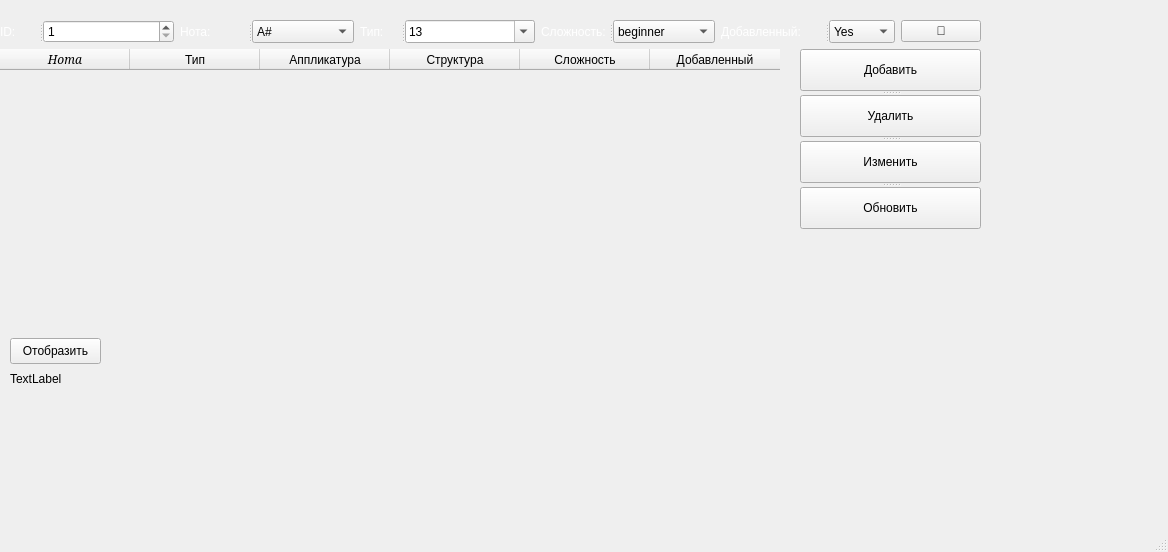
Qt form design/main_desing.ui (GGlebux/chordPRO) before a commit.
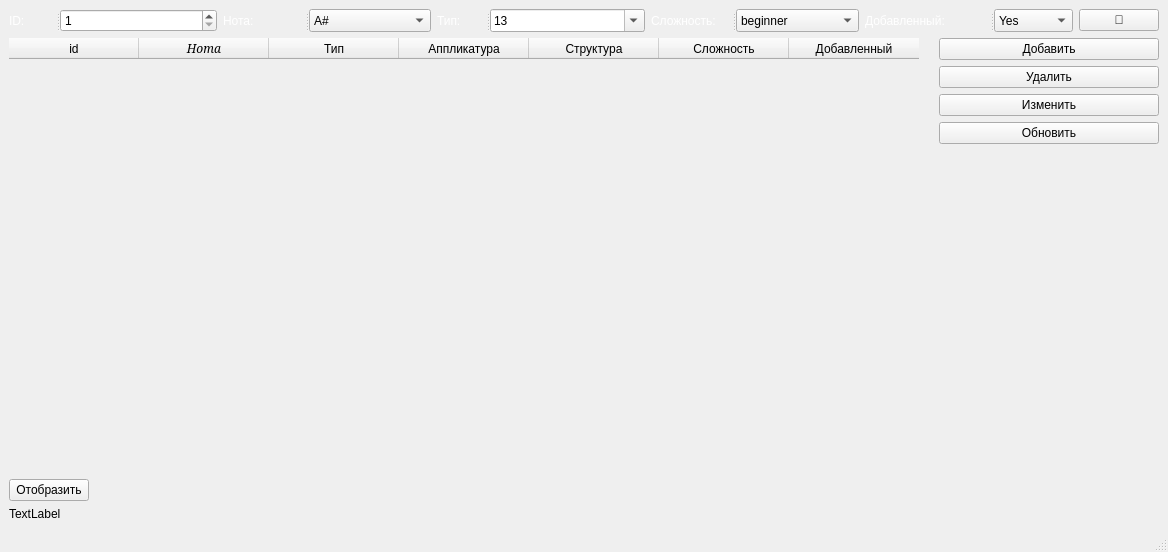
The same form after that commit. Icons and pictures are not drawn.

Diff of the .ui file:
```diff
--- a/design/main_desing.ui
+++ b/design/main_desing.ui
@@ -21,16 +21,7 @@
   }</string>
   </property>
   <widget class="QWidget" name="centralwidget">
-   <widget class="QWidget" name="layoutWidget">
-    <property name="geometry">
-     <rect>
-      <x>0</x>
-      <y>20</y>
-      <width>981</width>
-      <height>309</height>
-     </rect>
-    </property>
-    <layout class="QVBoxLayout" name="verticalLayout">
+   <layout class="QVBoxLayout" name="verticalLayout_2">
      <item>
       <layout class="QHBoxLayout" name="horizontalLayout_2">
        <item>
@@ -550,9 +541,6 @@
      </item>
      <item>
       <layout class="QHBoxLayout" name="horizontalLayout">
-       <property name="bottomMargin">
-        <number>100</number>
-       </property>
        <item>
         <widget class="QTableWidget" name="table">
          <property name="enabled">
@@ -561,9 +549,15 @@
          <property name="sizePolicy">
           <sizepolicy hsizetype="Fixed" vsizetype="Minimum">
            <horstretch>0</horstretch>
-           <verstretch>2</verstretch>
-          </sizepolicy>
-         </property>
+          <verstretch>0</verstretch>
+         </sizepolicy>
+        </property>
+        <property name="minimumSize">
+         <size>
+          <width>0</width>
+          <height>200</height>
+         </size>
+        </property>
          <property name="styleSheet">
           <string notr="true">/* Основные стили QTableWidget */
 QTableWidget {
@@ -666,6 +660,9 @@
          <attribute name="horizontalHeaderStretchLastSection">
           <bool>false</bool>
          </attribute>
+        <attribute name="verticalHeaderVisible">
+         <bool>false</bool>
+        </attribute>
          <attribute name="verticalHeaderCascadingSectionResizes">
           <bool>false</bool>
          </attribute>
@@ -675,6 +672,11 @@
          <attribute name="verticalHeaderStretchLastSection">
           <bool>false</bool>
          </attribute>
+        <column>
+         <property name="text">
+          <string>id</string>
+         </property>
+        </column>
          <column>
           <property name="text">
            <string>Нота</string>
@@ -715,25 +717,29 @@
         </widget>
        </item>
        <item>
-        <widget class="QSplitter" name="splitter_2">
-         <property name="orientation">
-          <enum>Qt::Vertical</enum>
-         </property>
+       <layout class="QVBoxLayout" name="verticalLayout">
+        <item>
          <widget class="QPushButton" name="add_button">
           <property name="text">
            <string>Добавить</string>
           </property>
          </widget>
+        </item>
+        <item>
          <widget class="QPushButton" name="remove_button">
           <property name="text">
            <string>Удалить</string>
           </property>
          </widget>
+        </item>
+        <item>
          <widget class="QPushButton" name="edit_button">
           <property name="text">
            <string>Изменить</string>
           </property>
          </widget>
+        </item>
+        <item>
          <widget class="QPushButton" name="update_button">
           <property name="sizePolicy">
            <sizepolicy hsizetype="Minimum" vsizetype="Fixed">
@@ -745,40 +751,26 @@
            <string>Обновить</string>
           </property>
          </widget>
-        </widget>
-       </item>
+        </item>
+        <item>
+         <spacer name="verticalSpacer">
+          <property name="orientation">
+           <enum>Qt::Vertical</enum>
+          </property>
+          <property name="sizeHint" stdset="0">
+           <size>
+            <width>20</width>
+            <height>40</height>
+           </size>
+          </property>
+         </spacer>
+        </item>
       </layout>
      </item>
     </layout>
-   </widget>
-   <widget class="QLabel" name="image">
-    <property name="geometry">
-     <rect>
-      <x>10</x>
-      <y>370</y>
-      <width>979</width>
-      <height>18</height>
-     </rect>
-    </property>
-    <property name="sizePolicy">
-     <sizepolicy hsizetype="Minimum" vsizetype="Minimum">
-      <horstretch>0</horstretch>
-      <verstretch>0</verstretch>
-     </sizepolicy>
-    </property>
-    <property name="text">
-     <string>TextLabel</string>
-    </property>
-   </widget>
+    </item>
+    <item>
    <widget class="QPushButton" name="view_button">
-    <property name="geometry">
-     <rect>
-      <x>10</x>
-      <y>338</y>
-      <width>91</width>
-      <height>26</height>
-     </rect>
-    </property>
     <property name="sizePolicy">
      <sizepolicy hsizetype="Maximum" vsizetype="Fixed">
       <horstretch>0</horstretch>
@@ -789,6 +781,21 @@
      <string>Отобразить</string>
     </property>
    </widget>
+    </item>
+    <item>
+     <widget class="QLabel" name="image">
+      <property name="sizePolicy">
+       <sizepolicy hsizetype="Minimum" vsizetype="Minimum">
+        <horstretch>0</horstretch>
+        <verstretch>0</verstretch>
+       </sizepolicy>
+      </property>
+      <property name="text">
+       <string>TextLabel</string>
+      </property>
+     </widget>
+    </item>
+   </layout>
   </widget>
   <widget class="QStatusBar" name="statusbar"/>
  </widget>
```
Lines whose indentation alone changed are shown as unchanged.
